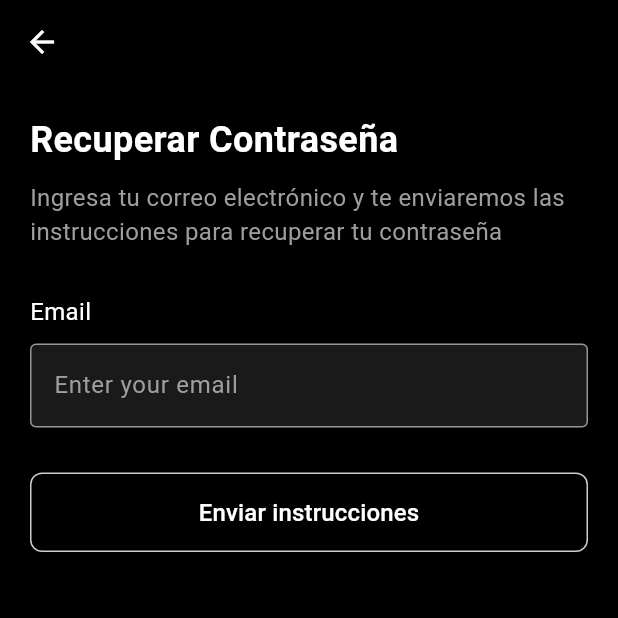
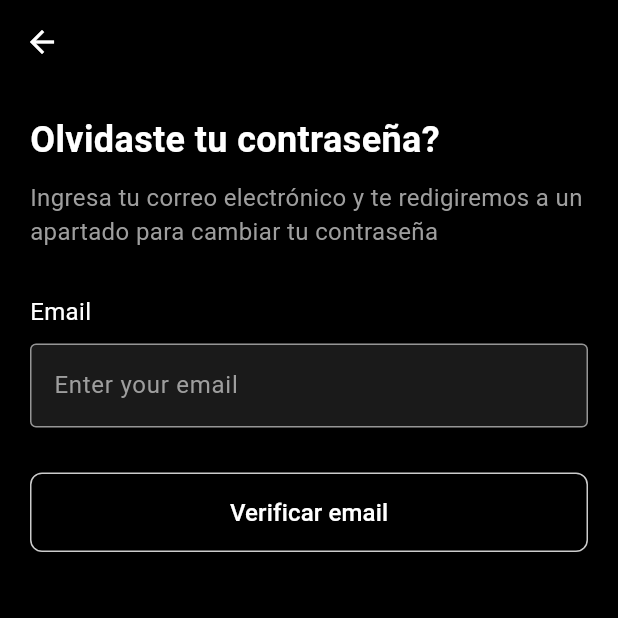
Before and after one commit to bvlmari/Nemoa, a Flutter app: the ForgotPasswordPage screen opened by its route, on a phone screen of 412 x 824 dp, the top half of it. Run offline on Flutter 3.47's test engine with Material 3 defaults, Android fonts, the phone set to English and light mode, and no system bars; our stand-ins replace app_links, audioplayers, google_generative_ai, permission_handler, supabase_flutter; missing offline and left inert: bcrypt, flutter_sound; accounts and stored records are empty.

Commit message:
Reworked reset password functionality

```diff
--- a/nemoa/lib/presentation/screens/forgot_password_page.dart
+++ b/nemoa/lib/presentation/screens/forgot_password_page.dart
@@ -1,5 +1,6 @@
 import 'package:flutter/material.dart';
 import 'package:supabase_flutter/supabase_flutter.dart';
+import 'package:nemoa/presentation/screens/reset_password_page.dart';
 
 class ForgotPasswordPage extends StatefulWidget {
   static const String routename = 'ForgotPasswordPage';
@@ -35,22 +36,23 @@ class _ForgotPasswordPageState extends State<ForgotPasswordPage> {
         throw 'No existe una cuenta con este correo electrónico';
       }
 
+      /*
       // Enviar correo de recuperación
       await Supabase.instance.client.auth.resetPasswordForEmail(
         email,
         redirectTo: 'io.supabase.nemoa://reset-callback/',
-      );
+      ); */
 
       if (mounted) {
         _showMessage(
-          'Se ha enviado un enlace de recuperación a tu correo electrónico',
+          'Correo electrónico verificado. Redirigiendo a la página de restablecimiento de contraseña...',
           isError: false,
         );
 
         // Esperar unos segundos y volver a la pantalla de login
         Future.delayed(const Duration(seconds: 3), () {
           if (mounted) {
-            Navigator.pop(context);
+            Navigator.pushReplacementNamed(context, ResetPasswordPage.routename);
           }
         });
       }
@@ -105,7 +107,7 @@ class _ForgotPasswordPageState extends State<ForgotPasswordPage> {
             crossAxisAlignment: CrossAxisAlignment.start,
             children: [
               const Text(
-                'Recuperar Contraseña',
+                'Olvidaste tu contraseña?',
                 style: TextStyle(
                   fontSize: 24,
                   fontWeight: FontWeight.bold,
@@ -114,7 +116,7 @@ class _ForgotPasswordPageState extends State<ForgotPasswordPage> {
               ),
               const SizedBox(height: 10),
               const Text(
-                'Ingresa tu correo electrónico y te enviaremos las instrucciones para recuperar tu contraseña',
+                'Ingresa tu correo electrónico y te redigiremos a un apartado para cambiar tu contraseña',
                 style: TextStyle(
                   fontSize: 16,
                   color: Colors.grey,
@@ -173,7 +175,7 @@ class _ForgotPasswordPageState extends State<ForgotPasswordPage> {
                           ),
                         )
                       : const Text(
-                          'Enviar instrucciones',
+                          'Verificar email',
                           style: TextStyle(
                             color: Colors.white,
                             fontSize: 16,
```
Also changed, not shown: nemoa/lib/presentation/screens/reset_password_page.dart (+11 -1 lines).
